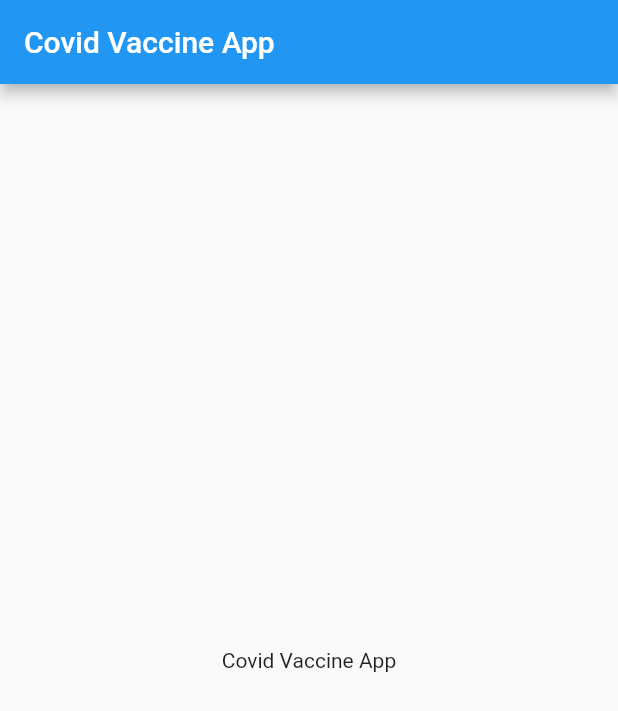
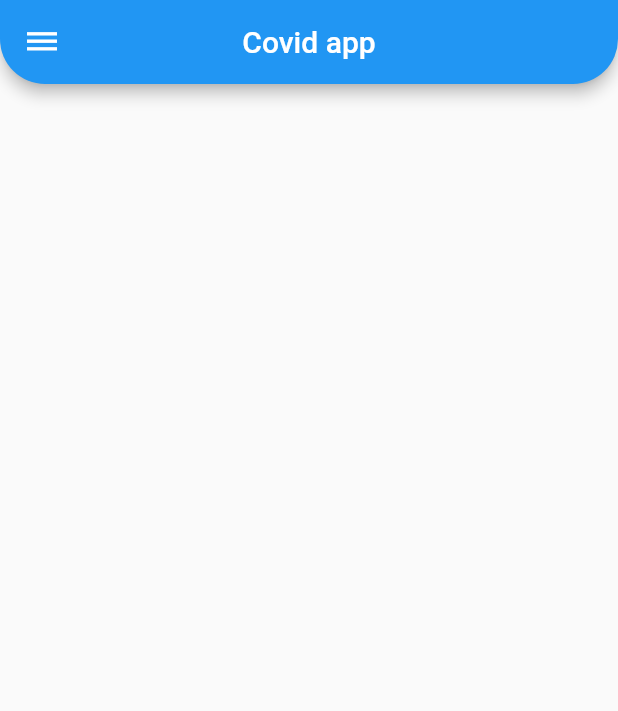
Before and after one commit to solo1g/covid-vaccine-app, a Flutter app: the screen it shows after launch, on a phone screen of 412 x 824 dp. Shown: the top 711 px of the screen. Run offline on Flutter 3.47's test engine with Material 2 defaults, Android fonts, the phone set to English and light mode, and no system bars.

Commit message:
Created basic appbar

```diff
--- a/lib/main.dart
+++ b/lib/main.dart
@@ -1,4 +1,6 @@
+import 'package:covidvaccineapp/ui/HomeScreen.dart';
 import 'package:flutter/material.dart';
+import 'package:flutter/services.dart';
 
 void main() {
   runApp(App());
@@ -7,15 +9,20 @@ void main() {
 class App extends StatelessWidget {
   @override
   Widget build(BuildContext context) {
+    SystemChrome.setSystemUIOverlayStyle(SystemUiOverlayStyle(
+      statusBarColor: Colors.transparent,
+      statusBarIconBrightness: Brightness.dark,
+      systemNavigationBarColor: Colors.white,
+      systemNavigationBarDividerColor: Colors.grey,
+      systemNavigationBarIconBrightness: Brightness.dark,
+    ));
     return MaterialApp(
-      home: Scaffold(
-        appBar: AppBar(
-          title: Text("Covid Vaccine App"),
-        ),
-        body: Center(
-          child: Text("Covid Vaccine App"),
-        ),
-      ),
+      title: 'Covid App',
+      debugShowCheckedModeBanner: false,
+//      theme: ThemeData(
+//        TODO: set up theme data
+//      ),
+      home: HomeScreen(),
     );
   }
 }
--- /dev/null
+++ b/lib/ui/HomeScreen.dart
@@ -0,0 +1,24 @@
+import 'package:flutter/material.dart';
+
+class HomeScreen extends StatefulWidget {
+  @override
+  _HomeScreenState createState() => _HomeScreenState();
+}
+
+class _HomeScreenState extends State<HomeScreen> {
+  @override
+  Widget build(BuildContext context) {
+    return Scaffold(
+      appBar: AppBar(
+        centerTitle: true,
+        leading: Icon(Icons.dehaze),
+        title: Text("Covid app"),
+        shape: RoundedRectangleBorder(
+          borderRadius: BorderRadius.vertical(
+            bottom: Radius.circular(30),
+          ),
+        ),
+      ),
+    );
+  }
+}
```
